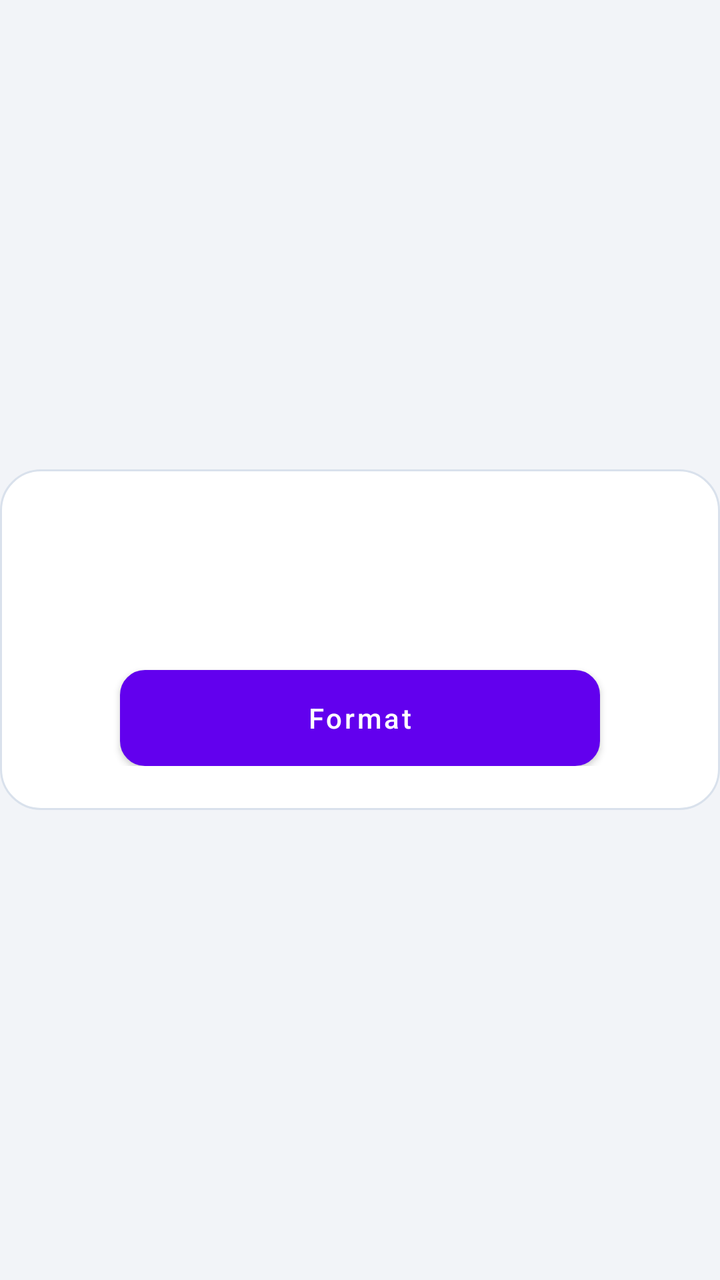
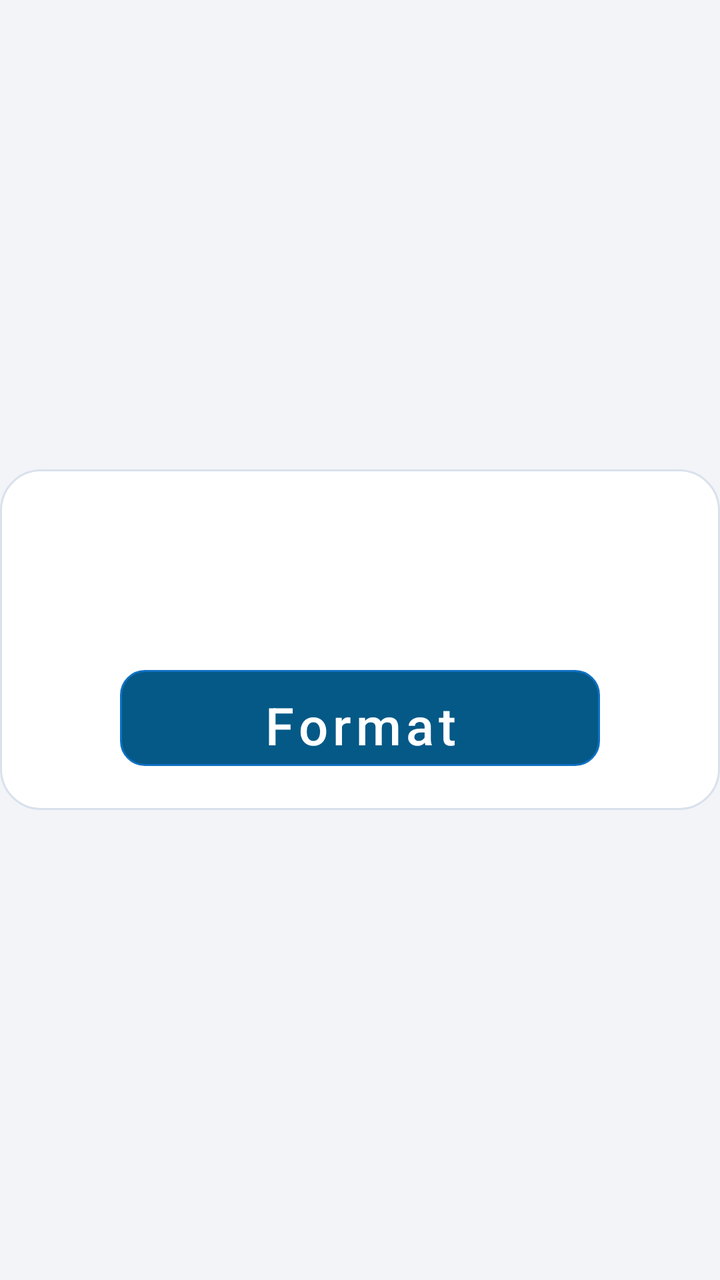

An Android layout rendered at two revisions. The XML below is the earlier revision; the diff shows what the commit changed to produce the second picture.
<!-- AndroidManifest.xml: application theme Theme.AHD_Camera -->
<!-- res/layout/layout_sdcard.xml -->
<?xml version="1.0" encoding="utf-8"?>
<LinearLayout xmlns:android="http://schemas.android.com/apk/res/android"
    android:layout_width="match_parent"
    android:layout_height="match_parent"
    android:gravity="center"
    android:orientation="vertical">

    <LinearLayout
        android:layout_width="match_parent"
        android:layout_height="wrap_content"
        android:background="@drawable/bg_settings_card"
        android:orientation="vertical"
        android:padding="22dp">

        <TextView
            android:id="@+id/tv_storage_info"
            android:layout_width="match_parent"
            android:layout_height="wrap_content"
            android:background="@color/settings_card_background"
            android:lineSpacingExtra="6dp"
            android:padding="18dp"
            android:textColor="@color/settings_text_primary"
            android:textSize="18sp" />

        <Button
            android:id="@+id/btn_storage_format"
            android:layout_width="wrap_content"
            android:layout_height="48dp"
            android:layout_gravity="center_horizontal"
            android:layout_marginTop="18dp"
            android:background="@drawable/bg_settings_button_selector"
            android:minWidth="240dp"
            android:text="@string/settings_format"
            android:textAllCaps="false"
            android:textColor="@color/white" />
    </LinearLayout>
</LinearLayout>
<!-- resources referenced by this layout -->
<resources>
  <color name="settings_card_background">#FFFFFFFF</color>
  <color name="settings_text_primary">#18202A</color>
  <color name="white">#FFFFFFFF</color>
  <!-- drawable bg_settings_button_selector (drawable) -->
  <?xml version="1.0" encoding="utf-8"?>
  <selector xmlns:android="http://schemas.android.com/apk/res/android">
      <item android:state_enabled="false">
          <shape>
              <solid android:color="@color/settings_button_disabled_fill" />
              <corners android:radius="12dp" />
              <stroke
                  android:width="1dp"
                  android:color="@color/settings_button_disabled_stroke" />
          </shape>
      </item>
      <item android:state_selected="true">
          <shape>
              <solid android:color="@color/settings_button_selected_fill" />
              <corners android:radius="12dp" />
              <stroke
                  android:width="3dp"
                  android:color="@color/settings_button_selected_stroke" />
          </shape>
      </item>
      <item android:state_pressed="true">
          <shape>
              <solid android:color="@color/settings_button_selected_fill" />
              <corners android:radius="12dp" />
              <stroke
                  android:width="3dp"
                  android:color="@color/settings_button_selected_stroke" />
          </shape>
      </item>
      <item>
          <shape>
              <solid android:color="@color/settings_button_default_fill" />
              <corners android:radius="12dp" />
              <stroke
                  android:width="1dp"
                  android:color="@color/settings_button_default_stroke" />
          </shape>
      </item>
  </selector>
  <!-- drawable bg_settings_card (drawable) -->
  <?xml version="1.0" encoding="utf-8"?>
  <shape xmlns:android="http://schemas.android.com/apk/res/android">
      <solid android:color="@color/settings_card_background" />
      <corners android:radius="20dp" />
      <stroke
          android:width="1dp"
          android:color="@color/settings_border" />
  </shape>
  <string name="settings_format">Format</string>
  <color name="settings_button_disabled_fill">#AEB8C4</color>
  <color name="settings_button_disabled_stroke">#8A95A2</color>
  <color name="settings_button_selected_fill">#2C9BFF</color>
  <color name="settings_button_selected_stroke">#E6FFF1</color>
  <color name="settings_button_default_fill">#045987</color>
  <color name="settings_button_default_stroke">#0F71C3</color>
  <color name="settings_border">#D9E1EC</color>
  <color name="purple_500">#FF6200EE</color>
  <color name="purple_700">#FF3700B3</color>
  <color name="teal_200">#FF03DAC5</color>
  <color name="teal_700">#FF018786</color>
  <color name="black">#FF000000</color>
  <color name="settings_page_background">#F2F4F8</color>
  <!-- unchanged entries left out for length: 1 -->
</resources>

<!-- the commit's change to res/layout/layout_sdcard.xml (unified diff, before → after) -->
@@ -28,6 +28,7 @@
             android:layout_height="48dp"
             android:layout_gravity="center_horizontal"
             android:layout_marginTop="18dp"
+            style="@style/SettingsOptionButton.Large"
             android:background="@drawable/bg_settings_button_selector"
             android:minWidth="240dp"
             android:text="@string/settings_format"
<!-- resource entries referenced after the edit -->
@@ -6,6 +6,7 @@
   <!-- drawable bg_settings_button_selector (drawable) -->
   <?xml version="1.0" encoding="utf-8"?>
   <selector xmlns:android="http://schemas.android.com/apk/res/android">
+      
       <item android:state_enabled="false">
           <shape>
               <solid android:color="@color/settings_button_disabled_fill" />
@@ -15,24 +16,41 @@
                   android:color="@color/settings_button_disabled_stroke" />
           </shape>
       </item>
-      <item android:state_selected="true">
-          <shape>
-              <solid android:color="@color/settings_button_selected_fill" />
-              <corners android:radius="12dp" />
-              <stroke
-                  android:width="3dp"
-                  android:color="@color/settings_button_selected_stroke" />
-          </shape>
-      </item>
+  
+      
       <item android:state_pressed="true">
           <shape>
               <solid android:color="@color/settings_button_selected_fill" />
               <corners android:radius="12dp" />
               <stroke
-                  android:width="3dp"
-                  android:color="@color/settings_button_selected_stroke" />
+                  android:width="4dp"
+                  android:color="#FFFF00" />
           </shape>
       </item>
+  
+      
+      <item android:state_focused="true">
+          <shape>
+              <solid android:color="@color/settings_button_default_fill" />
+              <corners android:radius="12dp" />
+              <stroke
+                  android:width="4dp"
+                  android:color="#FFFF00" />
+          </shape>
+      </item>
+  
+      
+      <item android:state_selected="true">
+          <shape>
+              <solid android:color="@color/settings_button_default_fill" />
+              <corners android:radius="12dp" />
+              <stroke
+                  android:width="4dp"
+                  android:color="@color/settings_button_default_stroke" />
+          </shape>
+      </item>
+  
+      
       <item>
           <shape>
               <solid android:color="@color/settings_button_default_fill" />
@@ -53,13 +71,38 @@
           android:color="@color/settings_border" />
   </shape>
   <string name="settings_format">Format</string>
+  <style name="SettingsOptionButton.Large" parent="SettingsOptionButton">
+          <item name="android:layout_width">260dp</item>
+          <item name="android:layout_height">76dp</item>
+          <item name="android:textSize">26sp</item>
+      </style>
   <color name="settings_button_disabled_fill">#AEB8C4</color>
   <color name="settings_button_disabled_stroke">#8A95A2</color>
   <color name="settings_button_selected_fill">#2C9BFF</color>
-  <color name="settings_button_selected_stroke">#E6FFF1</color>
   <color name="settings_button_default_fill">#045987</color>
   <color name="settings_button_default_stroke">#0F71C3</color>
   <color name="settings_border">#D9E1EC</color>
+  <style name="SettingsOptionButton">
+          <item name="android:layout_width">170dp</item>
+          <item name="android:layout_height">48dp</item>
+  
+          <item name="android:background">@drawable/bg_settings_button_selector</item>
+  
+          
+          <item name="android:backgroundTint">@null</item>
+          <item name="backgroundTint">@null</item>
+  
+          
+          <item name="android:focusable">true</item>
+          <item name="android:clickable">true</item>
+  
+          <item name="android:textAllCaps">false</item>
+          <item name="android:textColor">@color/settings_button_text_selector</item>
+          <item name="android:textSize">20sp</item>
+  
+          
+          <item name="android:stateListAnimator">@null</item>
+      </style>
   <color name="purple_500">#FF6200EE</color>
   <color name="purple_700">#FF3700B3</color>
   <color name="teal_200">#FF03DAC5</color>
